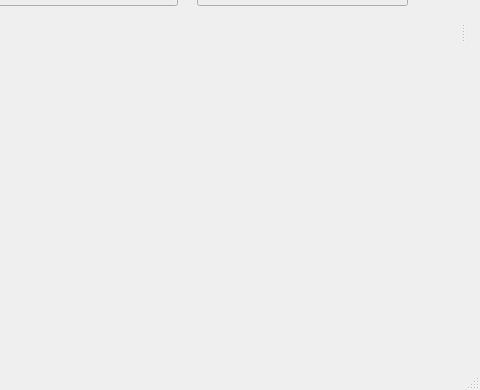
The window that gui/Fly_Arena_GUIs/optogenetic/optogenetic_window.ui (NollmannLab/qudi-HiM) describes before a commit, drawn with Qt 5; both pictures show x 303 to 783 and y 304 to 694 of the 783 by 694 pixel window.
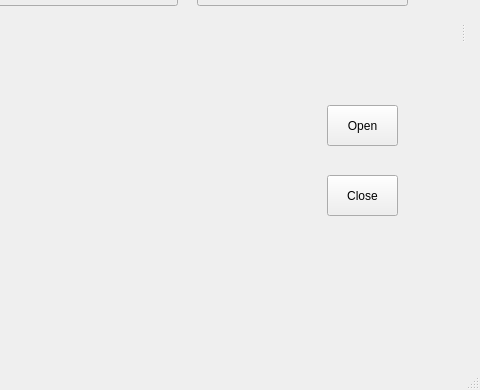
The same window after the commit.

What changed in the file:
```diff
--- a/gui/Fly_Arena_GUIs/optogenetic/optogenetic_window.ui
+++ b/gui/Fly_Arena_GUIs/optogenetic/optogenetic_window.ui
@@ -138,6 +138,32 @@
       <string/>
      </property>
     </widget>
+    <widget class="QToolButton" name="open">
+     <property name="geometry">
+      <rect>
+       <x>630</x>
+       <y>390</y>
+       <width>71</width>
+       <height>41</height>
+      </rect>
+     </property>
+     <property name="text">
+      <string>Open</string>
+     </property>
+    </widget>
+    <widget class="QToolButton" name="close">
+     <property name="geometry">
+      <rect>
+       <x>630</x>
+       <y>460</y>
+       <width>71</width>
+       <height>41</height>
+      </rect>
+     </property>
+     <property name="text">
+      <string>Close</string>
+     </property>
+    </widget>
    </widget>
   </widget>
  </widget>
```
